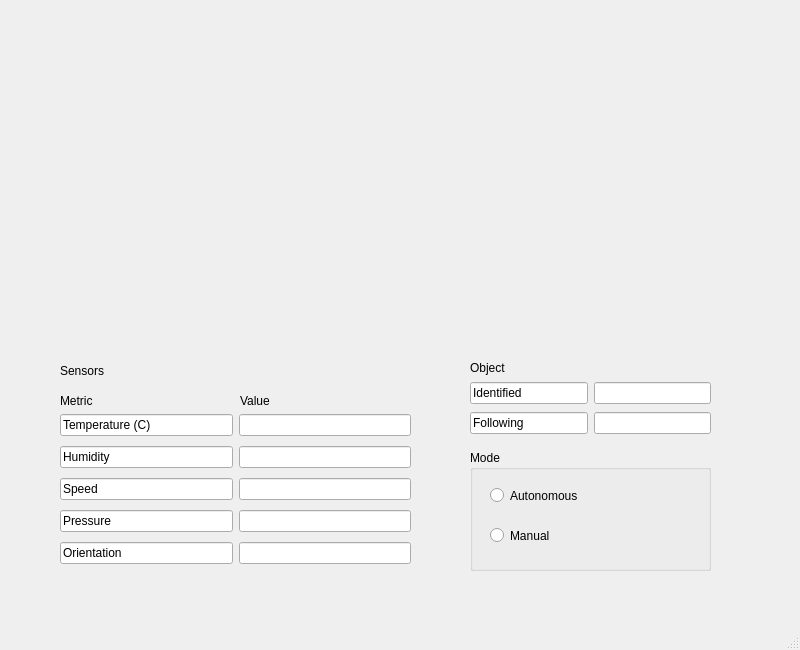
kevinab25/vine-robot, file mainwindow.ui: the form before one commit.
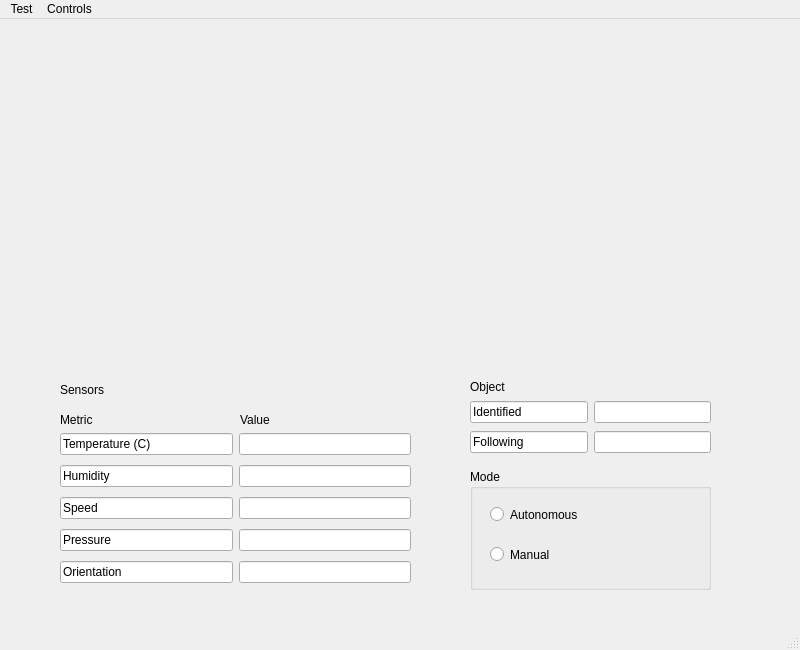
The form after the commit.

Commit message: added menubar and pneumatic test window

```diff
--- a/mainwindow.ui
+++ b/mainwindow.ui
@@ -280,6 +280,21 @@
      <height>24</height>
     </rect>
    </property>
+   <widget class="QMenu" name="menuTest">
+    <property name="title">
+     <string>Test</string>
+    </property>
+    <addaction name="actionPneumatics"/>
+    <addaction name="actionMotor"/>
+   </widget>
+   <widget class="QMenu" name="menuControls">
+    <property name="title">
+     <string>Controls</string>
+    </property>
+    <addaction name="actionMain_Controller"/>
+   </widget>
+   <addaction name="menuTest"/>
+   <addaction name="menuControls"/>
   </widget>
   <widget class="QStatusBar" name="statusbar"/>
  </widget>
```
Left out of the diff: 24 changed lines with no effect on the pictures. The commit also changes 6 other files.
